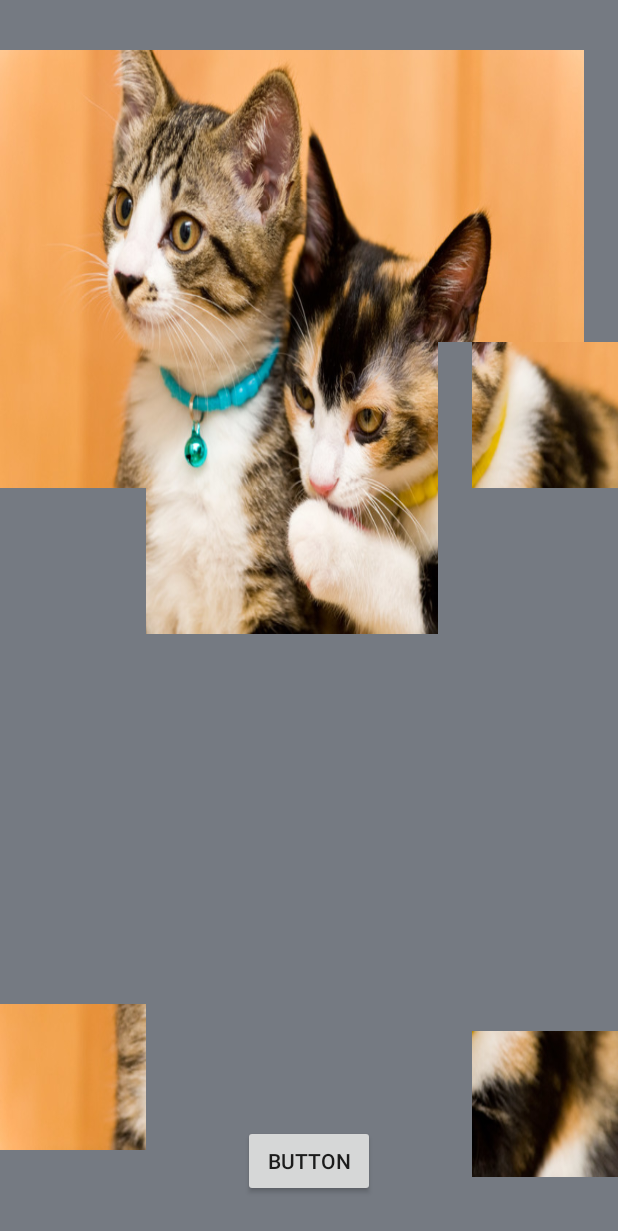
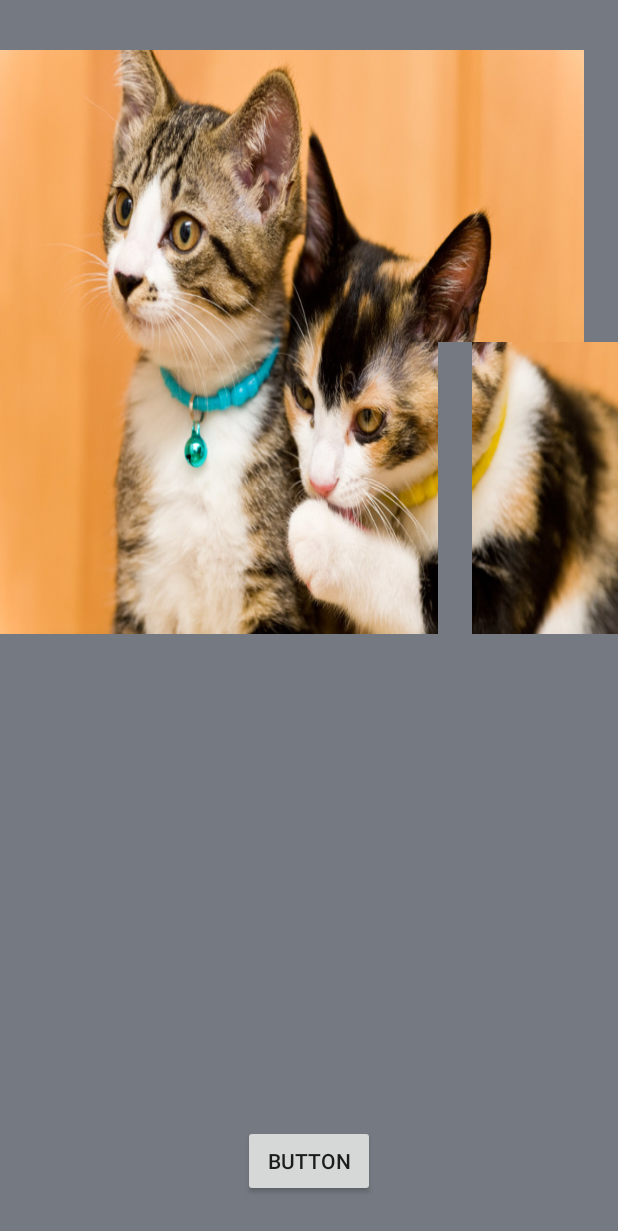
Before and after one commit to youko-wakou/PazulGame, an Android app: the layout pazul_activity.xml on its own in the app's theme, with its tools: preview values and no code run, on a phone screen of 412 x 824 dp. Shown: the top 1231 px of the screen. Run offline under Robolectric (Android 15) with nearby library versions, the phone set to English and light mode, and no system bars.

Commit message:
pazulレイアウト

```diff
--- a/app/src/main/res/layout/pazul_activity.xml
+++ b/app/src/main/res/layout/pazul_activity.xml
@@ -58,7 +58,7 @@
         android:background="@drawable/pazul_none" />
 
     <ImageButton
-        android:id="@+id/pazul-5"
+        android:id="@+id/pazul-9"
         android:layout_width="97dp"
         android:layout_height="97dp"
         android:layout_alignParentStart="true"
@@ -66,15 +66,15 @@
         android:background="@drawable/pazul9" />
 
     <ImageButton
-        android:id="@+id/pazul-6"
+        android:id="@+id/pazul-10"
         android:layout_width="97dp"
         android:layout_height="97dp"
-        android:layout_below="@+id/pazul-7"
+        android:layout_below="@+id/pazul-6"
         android:layout_toEndOf="@+id/pazul-5"
         android:background="@drawable/pazul10" />
 
     <ImageButton
-        android:id="@+id/pazul-7"
+        android:id="@+id/pazul-11"
         android:layout_width="97dp"
         android:layout_height="97dp"
         android:layout_below="@+id/pazul-7"
@@ -82,45 +82,43 @@
         android:background="@drawable/pazul11" />
 
     <ImageButton
-        android:id="@+id/pazul-8"
+        android:id="@+id/pazul-12"
         android:layout_width="97dp"
         android:layout_height="97dp"
         android:layout_alignParentEnd="true"
-        android:layout_below="@+id/pazul-8"
+        android:layout_below="@+id/pazul-7"
         android:background="@drawable/pazul12" />
 
     <ImageButton
-        android:id="@+id/pazul-9"
+        android:id="@+id/pazul-13"
         android:layout_width="97dp"
         android:layout_height="97dp"
-        android:layout_alignBottom="@+id/pazul-12"
         android:layout_alignParentStart="true"
-        android:layout_marginBottom="18dp"
+        android:layout_below="@+id/pazul-9"
         android:background="@drawable/pazul13" />
 
     <ImageButton
-        android:id="@+id/pazul-10"
+        android:id="@+id/pazul-14"
         android:layout_width="97dp"
         android:layout_height="97dp"
-        android:layout_below="@+id/pazul-6"
-        android:layout_toEndOf="@+id/pazul-5"
+        android:layout_below="@+id/pazul-9"
+        android:layout_toEndOf="@+id/pazul-13"
         android:background="@drawable/pazul15" />
 
     <ImageButton
-        android:id="@+id/pazul-11"
+        android:id="@+id/pazul-15"
         android:layout_width="97dp"
         android:layout_height="97dp"
-        android:layout_below="@+id/pazul-6"
-        android:layout_toEndOf="@+id/pazul-6"
+        android:layout_alignTop="@+id/pazul-14"
+        android:layout_toEndOf="@+id/pazul-14"
         android:background="@drawable/pazul16" />
 
     <ImageButton
-        android:id="@+id/pazul-12"
+        android:id="@+id/pazul-16"
         android:layout_width="97dp"
         android:layout_height="97dp"
-        android:layout_alignBottom="@+id/pazul_start_button"
         android:layout_alignParentEnd="true"
-        android:layout_marginBottom="13dp"
+        android:layout_below="@+id/pazul-11"
         android:background="@drawable/pazul17" />
 
     <ImageButton
@@ -132,26 +130,26 @@
         android:background="@drawable/pazul4" />
 
     <ImageButton
+        android:id="@+id/pazul-6"
+        android:layout_width="97dp"
+        android:layout_height="97dp"
+        android:layout_below="@+id/pazul-1"
+        android:layout_toEndOf="@+id/pazul-9"
+        android:background="@drawable/pazul5" />
+
+    <ImageButton
         android:id="@+id/pazul-7"
         android:layout_width="97dp"
         android:layout_height="97dp"
-        android:layout_below="@+id/pazul-2"
-        android:layout_toEndOf="@+id/pazul-5"
-        android:background="@drawable/pazul5" />
+        android:layout_below="@+id/pazul-3"
+        android:layout_toEndOf="@+id/pazul-2"
+        android:background="@drawable/pazul7" />
 
     <ImageButton
         android:id="@+id/pazul-8"
         android:layout_width="97dp"
         android:layout_height="97dp"
-        android:layout_below="@+id/pazul-2"
-        android:layout_toEndOf="@+id/pazul-2"
-        android:background="@drawable/pazul7" />
-
-    <ImageButton
-        android:id="@+id/pazul-9"
-        android:layout_width="97dp"
-        android:layout_height="97dp"
         android:layout_below="@+id/pazul-3"
-        android:layout_toEndOf="@+id/pazul-8"
+        android:layout_toEndOf="@+id/pazul-3"
         android:background="@drawable/pazul8" />
 </RelativeLayout>
```
